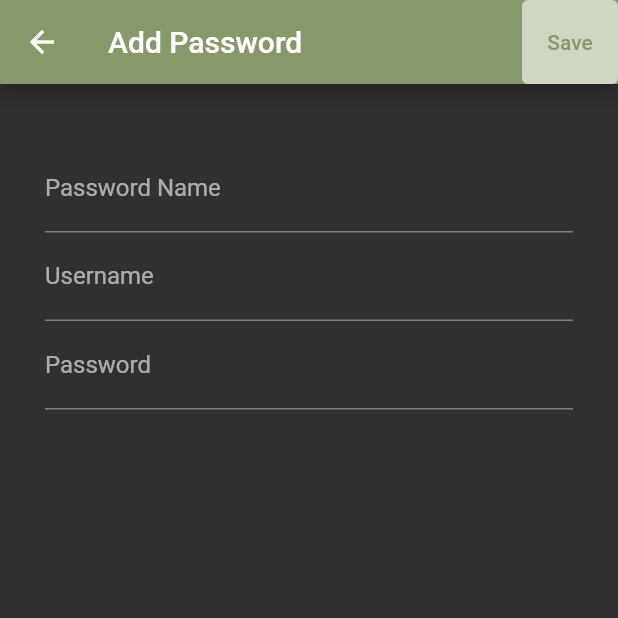
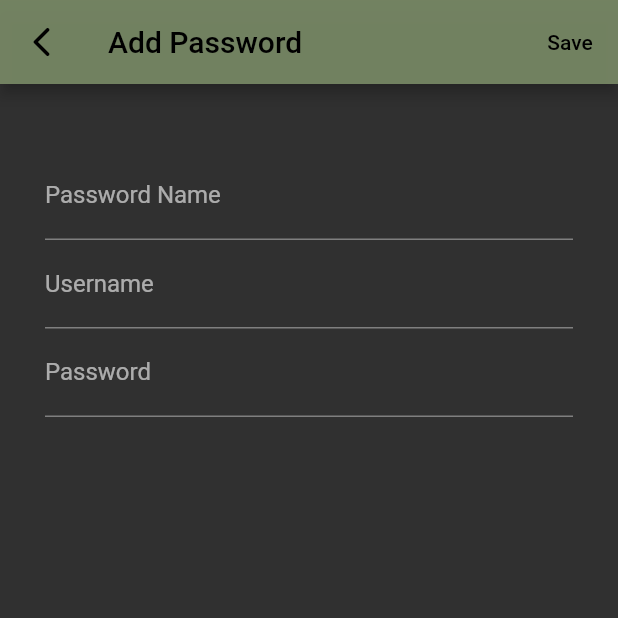
Before and after one commit to yasatubanur/Password-App, a Flutter app: the AddPassword screen opened directly, on a phone screen of 412 x 824 dp, the top half of it. Run offline on Flutter 3.47's test engine with Material 2 defaults, Android fonts, the light colour scheme and no system bars; our stand-ins replace sqflite; accounts and stored records are empty.

Commit message:
uı properties changed.

```diff
--- a/lib/screens/add_password.dart
+++ b/lib/screens/add_password.dart
@@ -1,4 +1,6 @@
 import 'package:flutter/material.dart';
+import 'package:flutter/rendering.dart';
+import 'package:password_app/constants/constants.dart';
 import 'package:password_app/data/db_helper.dart';
 import 'package:password_app/models/pass_info.dart';
 
@@ -20,13 +22,23 @@ class _AddPasswordState extends State<AddPassword> {
     return SafeArea(
       child: Scaffold(
         appBar: AppBar(
-          title: Text("Add Password"),
-          backgroundColor: Color(0xff87986a),
+          leading: IconButton(
+            icon: Icon(Icons.arrow_back_ios_rounded),
+            color: Colors.black,
+            onPressed: () {
+              Navigator.pop(context);
+            },
+          ),
+          title: Text(
+            "Add Password",
+            style: TextStyle(color: Colors.black),
+          ),
+          backgroundColor: appGreen,
           actions: [
             TextButton(
               style: TextButton.styleFrom(
-                primary: Color(0xff87986a),
-                backgroundColor: Colors.white60,
+                primary: Colors.black,
+                backgroundColor: Colors.transparent,
               ),
               onPressed: () {
                 addPassword();
@@ -39,7 +51,7 @@ class _AddPasswordState extends State<AddPassword> {
           padding: EdgeInsets.all(30.0),
           child: Column(
             children: <Widget>[
-              const SizedBox(height: 10),
+              const SizedBox(height: 15),
               buildPassNameField(),
               buildUsernameField(),
               buildPasswordField(),
@@ -52,21 +64,33 @@ class _AddPasswordState extends State<AddPassword> {
 
   Widget buildPassNameField() {
     return TextField(
-      decoration: InputDecoration(labelText: "Password Name"),
+      decoration: InputDecoration(
+        labelText: "Password Name",
+        hintText: "Password App",
+        focusedBorder: UnderlineInputBorder(
+          borderSide: BorderSide(color: appGreen2),
+        ),
+      ),
       controller: txtPassName,
     );
   }
 
   Widget buildUsernameField() {
     return TextField(
-      decoration: InputDecoration(labelText: "Username"),
+      decoration: InputDecoration(
+        labelText: "Username",
+        hintText: "yasatuba",
+      ),
       controller: txtUsername,
     );
   }
 
   Widget buildPasswordField() {
     return TextField(
-      decoration: InputDecoration(labelText: "Password"),
+      decoration: InputDecoration(
+        labelText: "Password",
+        hintText: "12345",
+      ),
       controller: txtPassword,
     );
   }
```
